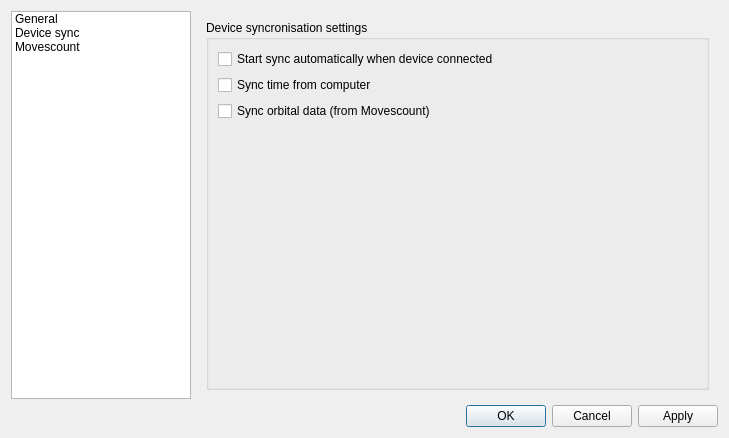
openambitproject/openambit, file src/openambit/settingsdialog.ui: the form before one commit.
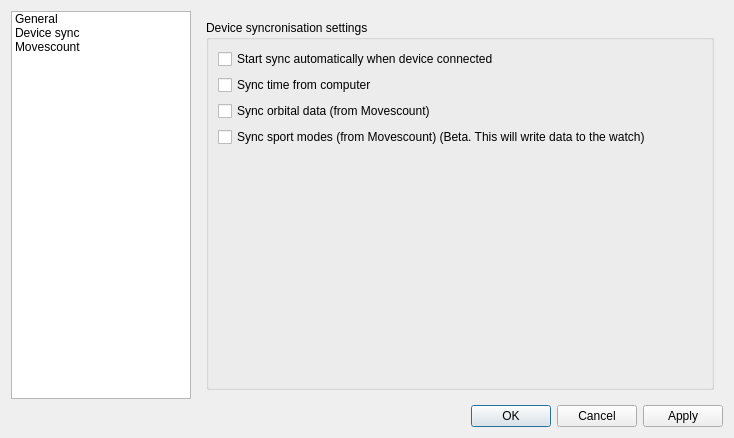
The form after the commit. Icons and pictures are not drawn.

Commit message: Add configuration for sync of custom modes/sport modes.

The edit to the form file:
```diff
--- a/src/openambit/settingsdialog.ui
+++ b/src/openambit/settingsdialog.ui
@@ -6,7 +6,7 @@
    <rect>
     <x>0</x>
     <y>0</y>
-    <width>729</width>
+    <width>734</width>
     <height>438</height>
    </rect>
   </property>
@@ -158,6 +158,13 @@
                 </property>
                </widget>
               </item>
+              <item row="4" column="0">
+               <widget class="QCheckBox" name="checkBoxSyncSportsMode">
+                <property name="text">
+                 <string>Sync sport modes (from Movescount) (Beta. This will write data to the watch)</string>
+                </property>
+               </widget>
+              </item>
              </layout>
             </widget>
            </item>
```
Left out of the diff: 2 changed lines with no effect on the pictures. The commit also changes 5 other files.
